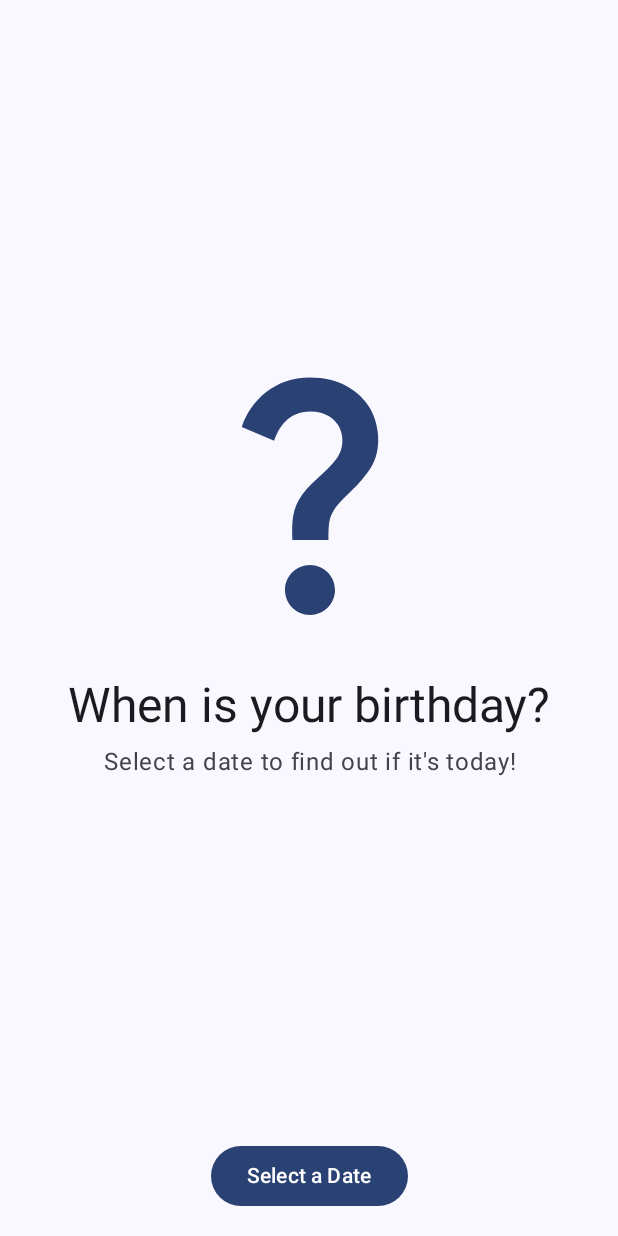
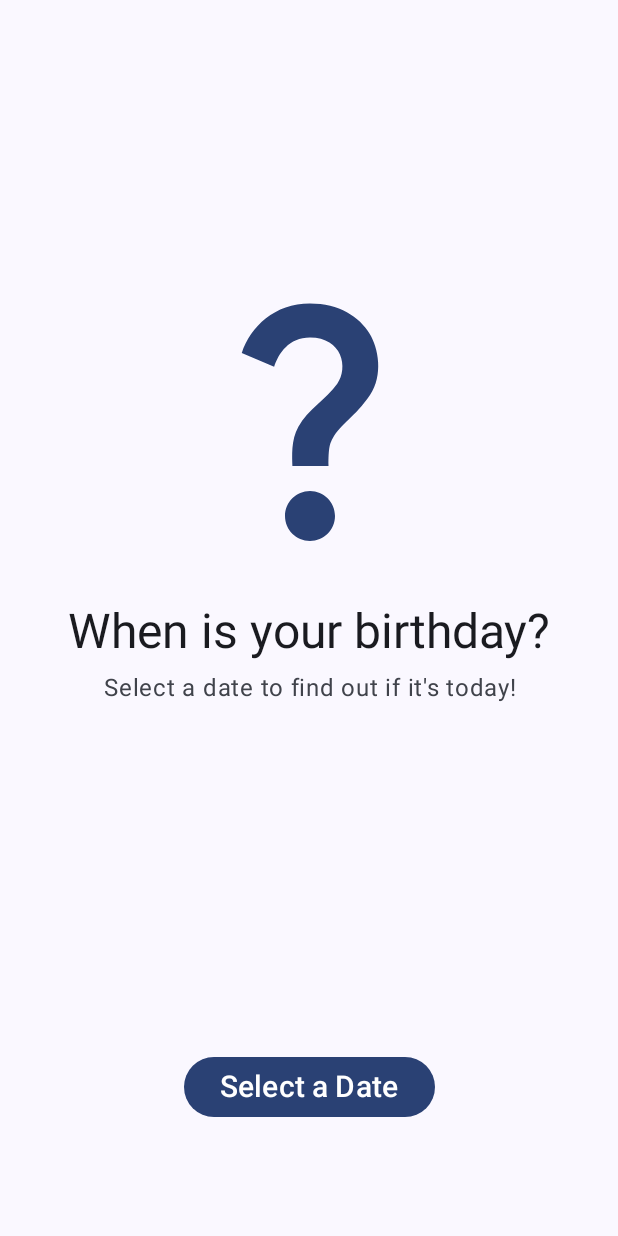
Before and after one commit to JohnaDev/AmazingBirthdayIdentifierReloaded, an Android app built with Jetpack Compose: the screen it shows after launch (MainActivity), on a phone screen of 412 x 824 dp. Run offline under Robolectric (Android 15) with nearby library versions, the phone set to English and light mode, and no system bars.

Commit message:
code clean up

```diff
--- a/app/src/main/AndroidManifest.xml
+++ b/app/src/main/AndroidManifest.xml
@@ -1,6 +1,5 @@
 <?xml version="1.0" encoding="utf-8"?>
-<manifest xmlns:android="http://schemas.android.com/apk/res/android"
-    xmlns:tools="http://schemas.android.com/tools">
+<manifest xmlns:android="http://schemas.android.com/apk/res/android">
 
     <application
         android:allowBackup="true"
--- a/app/src/main/java/com/example/amazingbirthdayidentifierreloaded/view/BirthdayScreen.kt
+++ b/app/src/main/java/com/example/amazingbirthdayidentifierreloaded/view/BirthdayScreen.kt
@@ -154,7 +154,7 @@ private fun SharedBirthdayContent(isLandscape: Boolean) {
 /**
  * Previews for visualizing the BirthdayScreen in both portrait and landscape.
  */
-@Preview(name = "Portrait Preview", showBackground = true, widthDp = 360, heightDp = 720)
+@Preview(name = "Portrait Preview", showBackground = true, widthDp = 360, heightDp = 720, showSystemUi = true)
 @Composable
 fun BirthdayScreenPortraitPreview() {
     AmazingBirthdayIdentifierReloadedTheme {
--- a/app/src/main/java/com/example/amazingbirthdayidentifierreloaded/view/MainActivity.kt
+++ b/app/src/main/java/com/example/amazingbirthdayidentifierreloaded/view/MainActivity.kt
@@ -24,6 +24,8 @@ import androidx.compose.runtime.remember
 import androidx.compose.runtime.setValue
 import androidx.compose.ui.Alignment
 import androidx.compose.ui.Modifier
+import androidx.compose.ui.unit.TextUnit
+import androidx.compose.ui.unit.TextUnitType
 import androidx.compose.ui.unit.dp
 import androidx.lifecycle.viewmodel.compose.viewModel
 import com.example.amazingbirthdayidentifierreloaded.model.Type
@@ -42,29 +44,29 @@ class MainActivity : ComponentActivity() {
                 var showDatePicker by remember { mutableStateOf(false) }
                 val datePickerState = rememberDatePickerState()
 
-                // 1. Use Scaffold for a standard layout structure
                 Scaffold(
                     // 2. Place the persistent button in the bottomBar slot
                     bottomBar = {
                         Box(
                             modifier = Modifier
                                 .fillMaxWidth()
-                                .padding(16.dp),
+                                .padding(25.dp, 25.dp, 25.dp, 45.dp),
                             contentAlignment = Alignment.Center
                         ) {
-                            Button(onClick = { showDatePicker = true }) {
+                            Button(
+                                modifier = Modifier.padding(30.dp),
+                                onClick = { showDatePicker = true }) {
                                 // 3. Change the button text based on the state
                                 val buttonText = if (state.value.isBirthDay == Type.ASK) {
                                     "Select a Date"
                                 } else {
                                     "Select Another Date"
                                 }
-                                Text(text = buttonText)
+                                Text(text = buttonText, fontSize = TextUnit(20f, TextUnitType.Sp))
                             }
                         }
                     }
-                ) { innerPadding -> // This padding is provided by Scaffold
-                    // 4. Place the main screen content here, respecting the innerPadding
+                ) { innerPadding ->
                     Box(
                         modifier = Modifier
                             .fillMaxSize()
@@ -80,7 +82,6 @@ class MainActivity : ComponentActivity() {
                     }
                 }
 
-                // --- The DatePickerDialog logic remains unchanged ---
                 if (showDatePicker) {
                     DatePickerDialog(
                         onDismissRequest = { showDatePicker = false },
--- a/gradle/libs.versions.toml
+++ b/gradle/libs.versions.toml
@@ -1,5 +1,6 @@
 [versions]
 agp = "8.13.1"
+konfettiCompose = "2.0.5"
 kotlin = "2.0.21"
 coreKtx = "1.17.0"
 junit = "4.13.2"
@@ -8,8 +9,10 @@ espressoCore = "3.7.0"
 lifecycleRuntimeKtx = "2.9.4"
 activityCompose = "1.11.0"
 composeBom = "2024.09.00"
+materialIconsExtendedAndroid = "1.7.8"
 
 [libraries]
+androidx-compose-material-icons-extended-android = { module = "androidx.compose.material:material-icons-extended-android", version.ref = "materialIconsExtendedAndroid" }
 androidx-core-ktx = { group = "androidx.core", name = "core-ktx", version.ref = "coreKtx" }
 junit = { group = "junit", name = "junit", version.ref = "junit" }
 androidx-junit = { group = "androidx.test.ext", name = "junit", version.ref = "junitVersion" }
@@ -25,6 +28,7 @@ androidx-compose-ui-test-manifest = { group = "androidx.compose.ui", name = "ui-
 androidx-compose-ui-test-junit4 = { group = "androidx.compose.ui", name = "ui-test-junit4" }
 androidx-compose-material3 = { group = "androidx.compose.material3", name = "material3" }
 androidx-lifecycle-viewmodel-compose = "androidx.lifecycle:lifecycle-viewmodel-compose:2.9.4"
+konfetti-compose = { module = "nl.dionsegijn:konfetti-compose", version.ref = "konfettiCompose" }
 
 [plugins]
 android-application = { id = "com.android.application", version.ref = "agp" }
```
Also changed, not shown: app/build.gradle.kts (+4 -4 lines).
